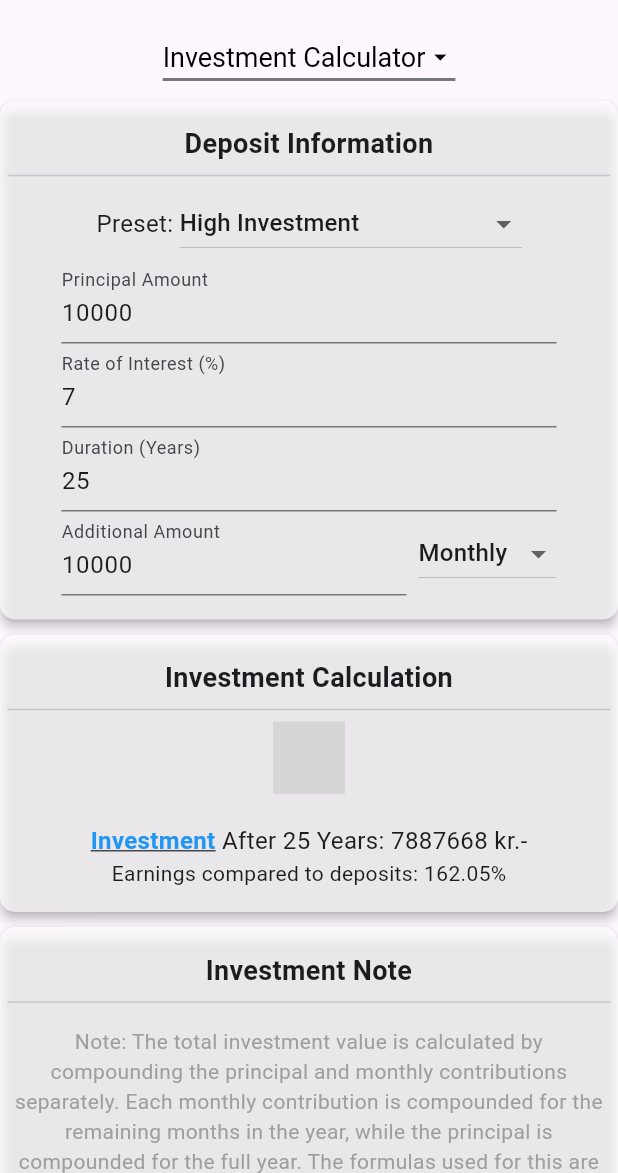
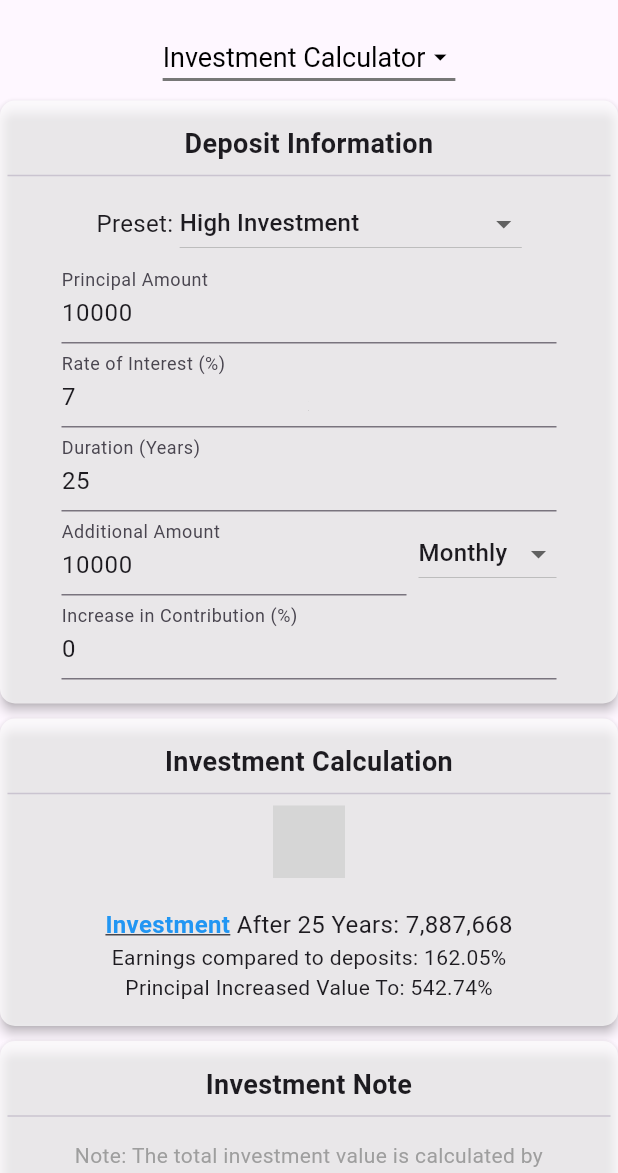
Before and after one commit to Gorm2303/fire-project, a Flutter app: the CalculatorScreen screen opened by its route, after a tap on "Investment", on a phone screen of 412 x 824 dp, the part 63-1236 px from its top. Run offline on Flutter 3.47's test engine with Material 3 defaults, Android fonts, the phone set to English and light mode, and no system bars; our stand-ins replace data_table_2; missing offline and left inert: flutter_math_fork; grey boxes are pictures that could not be loaded.

Commit message:
Added inflation and increase in contribution

```diff
--- a/fire_app/lib/models/deposit_plan.dart
+++ b/fire_app/lib/models/deposit_plan.dart
@@ -1,3 +1,5 @@
+
+import 'dart:math';
 
 import 'package:fire_app/models/tax_option.dart';
 
@@ -7,6 +9,7 @@ class DepositPlan {
   int duration;
   double additionalContribution;
   String contributionFrequency;
+  double increaseInContribution;
   TaxOption selectedTaxOption;
   double totalValue = 0;
   double deposits = 0;
@@ -22,6 +25,7 @@ class DepositPlan {
     required this.duration,
     required this.additionalContribution,
     required this.contributionFrequency,
+    required this.increaseInContribution,
     required this.selectedTaxOption,
   });
 
@@ -62,7 +66,9 @@ class DepositPlan {
         'compoundEarnings': compoundEarnings,
         'tax': tax,
       });
+      additionalContribution += additionalContribution * (increaseInContribution / 100); // Increase contributions for next year
     }
+    additionalContribution = additionalContribution / (pow((1 + increaseInContribution / 100), duration).toDouble()); // Update deposits to include all contributions
     calculateTotalInterest();
 
     return yearlyValues;
--- a/fire_app/lib/models/investment_plan.dart
+++ b/fire_app/lib/models/investment_plan.dart
@@ -7,6 +7,7 @@ class InvestmentPlan extends ChangeNotifier {
   String name;
   DepositPlan depositPlan;
   WithdrawalPlan withdrawalPlan;
+  int totalDuration = 0;
 
   InvestmentPlan({
     required this.name,
@@ -15,6 +16,7 @@ class InvestmentPlan extends ChangeNotifier {
     required int depositYears,
     required double additionalAmount,
     required String contributionFrequency,
+    required double increaseInContribution,
     required TaxOption selectedTaxOption,
     int breakPeriod = 0,  // Added break period
     double withdrawalPercentage = 4,
@@ -25,6 +27,7 @@ class InvestmentPlan extends ChangeNotifier {
           duration: depositYears,
           additionalContribution: additionalAmount,
           contributionFrequency: contributionFrequency,
+          increaseInContribution: increaseInContribution,
           selectedTaxOption: selectedTaxOption,
         ),
         withdrawalPlan = WithdrawalPlan(
@@ -43,6 +46,7 @@ class InvestmentPlan extends ChangeNotifier {
     withdrawalPlan.totalValue = depositPlan.totalValue;
     withdrawalPlan.deposits = depositPlan.deposits;
     withdrawalPlan.calculateYearlyValues(depositPlan.totalValue);
+    totalDuration = depositPlan.duration + withdrawalPlan.breakPeriod + withdrawalPlan.duration;
     notifyListeners();  // Notify listeners after calculation
   }
 }
--- a/fire_app/lib/screens/calculator_screen.dart
+++ b/fire_app/lib/screens/calculator_screen.dart
@@ -33,11 +33,13 @@ class _CalculatorScreenState extends State<CalculatorScreen> with TickerProvider
   final TextEditingController _interestRateController = TextEditingController(text: '0');
   final TextEditingController _durationController = TextEditingController(text: '0');
   final TextEditingController _additionalAmountController = TextEditingController(text: '0');
+  final TextEditingController _increaseInContributionController = TextEditingController(text: '0');
   final TextEditingController _withdrawalPercentageController = TextEditingController(text: '0');
   final TextEditingController _breakController = TextEditingController(text: '0');
   final TextEditingController _withdrawalDurationController = TextEditingController(text: '0');
   final TextEditingController _presettingsController = TextEditingController(text: 'None');
   final TextEditingController _customTaxController = TextEditingController(text: '0');
+  final TextEditingController _inflationController = TextEditingController(text: '0');
 
   String _contributionFrequency = 'Monthly';
   String _selectedTab = 'Investment Calculator';
@@ -87,6 +89,7 @@ class _CalculatorScreenState extends State<CalculatorScreen> with TickerProvider
       depositYears: Utils.parseTextToInt(_durationController.text),
       additionalAmount: Utils.parseTextToDouble(_additionalAmountController.text),
       contributionFrequency: _contributionFrequency,
+      increaseInContribution: Utils.parseTextToDouble(_increaseInContributionController.text),
       selectedTaxOption: _taxOptionManager.currentOption,  // Use manager's current option
       withdrawalPercentage: Utils.parseTextToDouble(_withdrawalPercentageController.text),
       breakPeriod: Utils.parseTextToInt(_breakController.text),
@@ -105,10 +108,11 @@ class _CalculatorScreenState extends State<CalculatorScreen> with TickerProvider
       _interestRateController.text = presetValues['interestRate'] ?? '7';  // Default to 7% if not provided
       _durationController.text = presetValues['duration'] ?? '25';  // Default to 25 years if not provided
       _additionalAmountController.text = presetValues['additionalAmount'] ?? '5000';  // Default to 5000 if not provided
+      _increaseInContributionController.text = presetValues['increaseInContribution'] ?? '0';  // Default to 0% if not provided
       _breakController.text = presetValues['breakPeriod'] ?? '0';
       _withdrawalDurationController.text = presetValues['withdrawalPeriod'] ?? '30';
       _withdrawalPercentageController.text = presetValues['withdrawalPercentage'] ?? '4'; // Min 3% and Max 5%
-
+      _inflationController.text = presetValues['inflation'] ?? '2';  // Default to 2% if not provided
       // Switch to the new predefined option and trigger a rebuild of SwitchAndTaxRate
       _taxOptionManager.switchToPredefined(predefinedOption ?? _taxOptions[0]);
       _presettingsController.text = presetKey;
@@ -153,6 +157,7 @@ class _CalculatorScreenState extends State<CalculatorScreen> with TickerProvider
       showInvestmentNote: showInvestmentNote,
       totalDeposits: _investmentPlan.depositPlan.deposits,
       totalValue: _investmentPlan.depositPlan.totalValue,
+      principal: _investmentPlan.depositPlan.principal,
       totalInterestFromPrincipal: _investmentPlan.depositPlan.totalInterestFromPrincipal,
       totalInterestFromContributions: _investmentPlan.depositPlan.totalInterestFromContributions,
       compoundEarnings: _investmentPlan.depositPlan.compoundEarnings,
@@ -250,6 +255,7 @@ class _CalculatorScreenState extends State<CalculatorScreen> with TickerProvider
       additionalAmountController: _additionalAmountController,
       presettingsController: _presettingsController,
       contributionFrequency: _contributionFrequency,
+      increaseInContributionController: _increaseInContributionController,
       presetValues: PresettingService.getPresetKeys(),
       onPresetSelected: _loadPresetValues,
       onInputChanged: _recalculateValues,
@@ -292,6 +298,8 @@ class _CalculatorScreenState extends State<CalculatorScreen> with TickerProvider
           });
         },
         withdrawalDurationController: _withdrawalDurationController,
+        inflationController: _inflationController,
+        durationAfterBreak: _investmentPlan.withdrawalPlan.breakPeriod + _investmentPlan.depositPlan.duration,
     );
   }
 
--- a/fire_app/lib/widgets/investment_widgets/break_period_widget.dart
+++ b/fire_app/lib/widgets/investment_widgets/break_period_widget.dart
@@ -1,6 +1,7 @@
 import 'package:fire_app/widgets/wrappers/card_wrapper.dart';
 import 'package:fire_app/widgets/wrappers/textfield_wrapper.dart';
 import 'package:flutter/material.dart';
+import 'package:intl/intl.dart';
 
 class BreakPeriodWidget extends StatelessWidget {
   final TextEditingController breakController;
@@ -38,7 +39,7 @@ class BreakPeriodWidget extends StatelessWidget {
     return Column(
       children: <Widget>[
         Text(
-          'Interest Gathered During Break: ${interestGatheredDuringBreak.toStringAsFixed(0)} kr.-',
+          'Interest Gathered During Break: ${NumberFormat('###,###').format(interestGatheredDuringBreak)}',
           style: const TextStyle(fontSize: 16),
         ),
         Text(
@@ -50,7 +51,7 @@ class BreakPeriodWidget extends StatelessWidget {
           style: const TextStyle(fontSize: 14),
         ),
         Text(
-          'Tax Payed During Break: ${taxDuringBreak.toStringAsFixed(0)} kr.-',
+          'Tax Payed During Break: ${NumberFormat('###,###').format(taxDuringBreak)}',
           style: const TextStyle(fontSize: 14),
         ),
       ],
--- a/fire_app/lib/widgets/investment_widgets/input_fields_widget.dart
+++ b/fire_app/lib/widgets/investment_widgets/input_fields_widget.dart
@@ -7,6 +7,7 @@ class InputFieldsWidget extends StatelessWidget {
   final TextEditingController interestRateController;
   final TextEditingController durationController;
   final TextEditingController additionalAmountController;
+  final TextEditingController increaseInContributionController;
   final String contributionFrequency;
   final Function(String) onContributionFrequencyChanged;  // Callback for dropdown
   final VoidCallback onInputChanged;  // Callback for when any input changes
@@ -22,6 +23,7 @@ class InputFieldsWidget extends StatelessWidget {
     required this.durationController,
     required this.additionalAmountController,
     required this.contributionFrequency,
+    required this.increaseInContributionController,
     required this.onContributionFrequencyChanged,
     required this.onInputChanged,
     required this.presettingsController,
@@ -115,6 +117,12 @@ class InputFieldsWidget extends StatelessWidget {
                 ),
               ],
             ),
+            TextField(
+              controller: increaseInContributionController,
+              decoration: const InputDecoration(labelText: 'Increase in Contribution (%)'),
+              keyboardType: TextInputType.number,
+              onChanged: (value) => onInputChanged(),  // Trigger recalculation on change
+            ),
           ],
         ),
       ],
--- a/fire_app/lib/widgets/investment_widgets/investment_calculation_widget.dart
+++ b/fire_app/lib/widgets/investment_widgets/investment_calculation_widget.dart
@@ -1,11 +1,13 @@
 import 'package:fire_app/widgets/wrappers/card_wrapper.dart';
 import 'package:fire_app/widgets/investment_widgets/formula_widget.dart';
 import 'package:flutter/material.dart';
+import 'package:intl/intl.dart';
 
 class InvestmentCalculationWidget extends StatelessWidget {
   final bool showInvestmentNote;  // Whether to show the investment note
   final double totalDeposits;
   final double totalValue;
+  final double principal;
   final double totalInterestFromPrincipal;
   final double totalInterestFromContributions;
   final double compoundEarnings;
@@ -19,6 +21,7 @@ class InvestmentCalculationWidget extends StatelessWidget {
     required this.showInvestmentNote,
     required this.totalDeposits,
     required this.totalValue,
+    required this.principal,
     required this.totalInterestFromPrincipal,
     required this.totalInterestFromContributions,
     required this.compoundEarnings,
@@ -52,13 +55,13 @@ class InvestmentCalculationWidget extends StatelessWidget {
               ),
             ),
             Text(
-              ' After $duration Years: ${totalValue.toStringAsFixed(0)} kr.-',
+              ' After $duration Years: ${NumberFormat('###,###').format(totalValue)}',
               style: const TextStyle(fontSize: 16),
             ),
           ],
         ),
         Text('Earnings compared to deposits: ${compoundEarningsOverDeposits.toStringAsFixed(2)}%'),
-        // Conditionally show the detailed investment note
+        Text('Principal Increased Value To: ${((principal + totalInterestFromPrincipal) / 100).toStringAsFixed(2)}%'),
       ],
     );
   }
--- a/fire_app/lib/widgets/investment_widgets/investment_compounding_results_widget.dart
+++ b/fire_app/lib/widgets/investment_widgets/investment_compounding_results_widget.dart
@@ -1,4 +1,5 @@
 import 'package:flutter/material.dart';
+import 'package:intl/intl.dart';
 
 class InvestmentCompoundingResults extends StatelessWidget {
   final double totalDeposits;
@@ -28,12 +29,12 @@ class InvestmentCompoundingResults extends StatelessWidget {
           style: TextStyle(fontSize: 18, fontWeight: FontWeight.bold),
         ),
         const SizedBox(height: 8),
-        Text('Total Deposits: ${totalDeposits.toStringAsFixed(0)}'),
-        Text('Compound Interest from Principal: ${totalInterestFromPrincipal.toStringAsFixed(0)}'),
-        Text('Compound Interest from Contributions: ${totalInterestFromContributions.toStringAsFixed(0)}'),
-        Text('Tax on Compound Interest: ${tax.toStringAsFixed(2)}'),
-        Text('Total Compound Interest: ${compoundEarnings.toStringAsFixed(0)}'),
-        Text('Total Investment Value: ${totalValue.toStringAsFixed(0)}'),
+        Text('Total Deposits: ${NumberFormat('###,###').format(totalDeposits)}'),
+        Text('Compound Interest from Principal: ${NumberFormat('###,###').format(totalInterestFromPrincipal)}'),
+        Text('Compound Interest from Contributions: ${NumberFormat('###,###').format(totalInterestFromContributions)}'),
+        Text('Tax on Compound Interest: ${NumberFormat('###,###').format(tax)}'),
+        Text('Total Compound Interest: ${NumberFormat('###,###').format(compoundEarnings)}'),
+        Text('Total Investment Value: ${NumberFormat('###,###').format(totalValue)}'),
       ],
     );
   }
--- a/fire_app/lib/widgets/withdrawal_tax_widgets/withdrawal_widget.dart
+++ b/fire_app/lib/widgets/withdrawal_tax_widgets/withdrawal_widget.dart
@@ -1,6 +1,9 @@
+import 'package:fire_app/services/utils.dart';
 import 'package:fire_app/widgets/wrappers/textfield_wrapper.dart';
 import 'package:flutter/material.dart';
 import 'package:fire_app/widgets/wrappers/card_wrapper.dart';
+import 'package:intl/intl.dart';
+import 'dart:math';
 
 class WithdrawalWidget extends StatelessWidget {
   final TextEditingController withdrawalPercentageController;
@@ -9,6 +12,8 @@ class WithdrawalWidget extends StatelessWidget {
   final VoidCallback recalculateValues;
   final VoidCallback toggleTaxNote;
   final TextEditingController withdrawalDurationController;
+  final TextEditingController inflationController;
+  final int durationAfterBreak;
 
   const WithdrawalWidget({
     super.key,
@@ -18,18 +23,57 @@ class WithdrawalWidget extends StatelessWidget {
     required this.recalculateValues,
     required this.toggleTaxNote,
     required this.withdrawalDurationController,
+    required this.inflationController,
+    required this.durationAfterBreak,
   });
 
   @override
   Widget build(BuildContext context) {
+    final taxOnMonthlyWithdrawal = taxYearlyAfterBreak / 12;
+    final withdrawalMonthly = withdrawalYearlyAfterBreak / 12;
+    final withdrawalMonthyAfterTax = withdrawalMonthly - taxOnMonthlyWithdrawal;
+    final double expectedInflation = (pow(1 + (Utils.parseTextToDouble(inflationController.text)/100), durationAfterBreak) - 1);
+    final double withdrawalMonthlyAfterTaxAndInflation = withdrawalMonthyAfterTax / (1 + expectedInflation);
     return CardWrapper(
       title: 'Withdrawal Information',
       children: [
         _buildWithdrawalPeriod(),
-        _build4PercentWidget(),
-        _buildTaxOnMonthlyWithdrawal(),
+        _build4PercentWidget(withdrawalMonthly),
+        _buildTaxOnMonthlyWithdrawal(taxOnMonthlyWithdrawal),
         const SizedBox(height: 10),
-        _buildMonthlyWithdrawalAfterTax(),
+        _buildMonthlyWithdrawalAfterTax(withdrawalMonthyAfterTax),
+        _buildInflation(),
+        _buildInflationAccumulated(expectedInflation),
+        _buildInflationAdjustedWithdrawal(withdrawalMonthyAfterTax, withdrawalMonthlyAfterTaxAndInflation),
+      ],
+    );
+  }
+
+  Widget _buildInflationAccumulated(double expectedInflation) {
+    return Text(
+      'Inflation Accumulated Over $durationAfterBreak Years: ${(expectedInflation*100).toStringAsFixed(2)}%',
+      style: const TextStyle(fontSize: 16),
+      textAlign: TextAlign.center,
+    );
+  }
+
+  Widget _buildInflationAdjustedWithdrawal(double withdrawal, double withdrawalAfterInflation) {
+    return Text(
+      'In $durationAfterBreak Years ${NumberFormat('###,###').format(withdrawal)} Is Worth: ${NumberFormat('###,###').format(withdrawalAfterInflation)}',
+      style: const TextStyle(fontSize: 16),
+      textAlign: TextAlign.center,
+    );
+  }
+
+  Widget _buildInflation() {
+    return TextFieldWrapper(
+      children: [
+        TextField(
+          controller: inflationController,
+          decoration: const InputDecoration(labelText: 'Inflation Rate (%)'),
+          keyboardType: TextInputType.number,
+          onChanged: (value) => recalculateValues(),
+        ),
       ],
     );
   }
@@ -47,7 +91,7 @@ class WithdrawalWidget extends StatelessWidget {
     );
   }
 
-  Widget _build4PercentWidget() {
+  Widget _build4PercentWidget(double withdrawal) {
     return SizedBox(
       height: 45,
       child: Row(
@@ -70,7 +114,7 @@ class WithdrawalWidget extends StatelessWidget {
           ),
           const SizedBox(width: 10),  // Small spacing between dropdown and text
           Text(
-            'Withdrawal Each Month: ${(withdrawalYearlyAfterBreak / 12).toStringAsFixed(0)} kr.-',
+            'Withdrawal Each Month: ${NumberFormat('###,###').format(withdrawal)}',
             style: const TextStyle(fontSize: 16),
             softWrap: true,
             textAlign: TextAlign.center,  // Center text if it's multi-line
@@ -80,15 +124,15 @@ class WithdrawalWidget extends StatelessWidget {
     );
   }
 
-  Widget _buildMonthlyWithdrawalAfterTax() {
+  Widget _buildMonthlyWithdrawalAfterTax(withdrawal) {
     return Text(
-      'Monthly Withdrawal After Tax: ${(withdrawalYearlyAfterBreak / 12 - taxYearlyAfterBreak / 12).toStringAsFixed(0)} kr.-',
+      'Monthly Withdrawal After Tax: ${NumberFormat('###,###').format(withdrawal)}',
       style: const TextStyle(fontSize: 16),
       textAlign: TextAlign.center,
     );
   }
 
-  Widget _buildTaxOnMonthlyWithdrawal() {
+  Widget _buildTaxOnMonthlyWithdrawal(withdrawal) {
     return Row(
       mainAxisAlignment: MainAxisAlignment.center,
       children: [
@@ -105,7 +149,7 @@ class WithdrawalWidget extends StatelessWidget {
           ),
         ),
         Text(
-          ' on Monthly Withdrawal: ${(taxYearlyAfterBreak / 12).toStringAsFixed(0)} kr.-',
+          ' on Monthly Withdrawal: ${NumberFormat('###,###').format(withdrawal)}',
           style: const TextStyle(fontSize: 16),
           textAlign: TextAlign.center,
         ),
--- a/fire_app/pubspec.yaml
+++ b/fire_app/pubspec.yaml
@@ -32,6 +32,7 @@ dependencies:
     sdk: flutter
   flutter_math_fork: ^0.7.2
   data_table_2: ^2.5.15
+  intl: ^0.19.0
 
 
   # The following adds the Cupertino Icons font to your application.
```
Also changed, not shown: fire_app/lib/widgets/withdrawal_tax_widgets/tax_calculation_results_widget.dart (+73 -32 lines).
